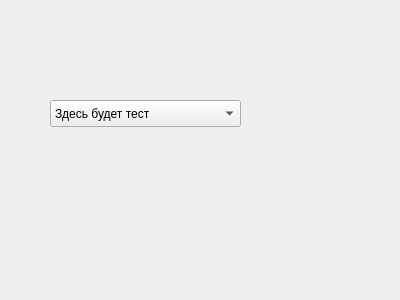
Old version of the form qt_ui/test.ui in the repository Laponina/learn_english.
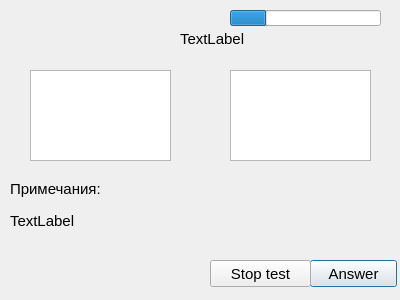
New version of the form.

The edit to the form file:
```diff
--- a/qt_ui/test.ui
+++ b/qt_ui/test.ui
@@ -13,25 +13,162 @@
   <property name="windowTitle">
    <string>Test</string>
   </property>
-  <widget class="QComboBox" name="comboBox">
+  <widget class="QPushButton" name="buttonANSWER">
    <property name="geometry">
     <rect>
-     <x>50</x>
-     <y>100</y>
-     <width>191</width>
+     <x>310</x>
+     <y>260</y>
+     <width>87</width>
      <height>27</height>
     </rect>
    </property>
-   <item>
-    <property name="text">
-     <string>Здесь будет тест</string>
-    </property>
-   </item>
-   <item>
-    <property name="text">
-     <string>ну или ваша реклама</string>
-    </property>
-   </item>
+   <property name="font">
+    <font>
+     <pointsize>11</pointsize>
+    </font>
+   </property>
+   <property name="text">
+    <string>Answer</string>
+   </property>
+  </widget>
+  <widget class="QPushButton" name="buttonSTOP">
+   <property name="geometry">
+    <rect>
+     <x>210</x>
+     <y>260</y>
+     <width>101</width>
+     <height>27</height>
+    </rect>
+   </property>
+   <property name="font">
+    <font>
+     <pointsize>11</pointsize>
+    </font>
+   </property>
+   <property name="text">
+    <string>Stop test</string>
+   </property>
+  </widget>
+  <widget class="QLabel" name="partProcess">
+   <property name="geometry">
+    <rect>
+     <x>180</x>
+     <y>30</y>
+     <width>71</width>
+     <height>17</height>
+    </rect>
+   </property>
+   <property name="font">
+    <font>
+     <pointsize>11</pointsize>
+    </font>
+   </property>
+   <property name="text">
+    <string>TextLabel</string>
+   </property>
+  </widget>
+  <widget class="QProgressBar" name="progress">
+   <property name="geometry">
+    <rect>
+     <x>230</x>
+     <y>10</y>
+     <width>151</width>
+     <height>16</height>
+    </rect>
+   </property>
+   <property name="value">
+    <number>24</number>
+   </property>
+   <property name="format">
+    <string/>
+   </property>
+  </widget>
+  <widget class="QLabel" name="notes">
+   <property name="geometry">
+    <rect>
+     <x>10</x>
+     <y>180</y>
+     <width>141</width>
+     <height>17</height>
+    </rect>
+   </property>
+   <property name="font">
+    <font>
+     <pointsize>11</pointsize>
+    </font>
+   </property>
+   <property name="text">
+    <string>Примечания:</string>
+   </property>
+  </widget>
+  <widget class="QLabel" name="remark">
+   <property name="geometry">
+    <rect>
+     <x>10</x>
+     <y>210</y>
+     <width>381</width>
+     <height>21</height>
+    </rect>
+   </property>
+   <property name="font">
+    <font>
+     <pointsize>11</pointsize>
+    </font>
+   </property>
+   <property name="text">
+    <string>TextLabel</string>
+   </property>
+  </widget>
+  <widget class="QLabel" name="error">
+   <property name="geometry">
+    <rect>
+     <x>220</x>
+     <y>170</y>
+     <width>151</width>
+     <height>17</height>
+    </rect>
+   </property>
+   <property name="font">
+    <font>
+     <pointsize>11</pointsize>
+    </font>
+   </property>
+   <property name="text">
+    <string/>
+   </property>
+  </widget>
+  <widget class="QTextEdit" name="translated_word">
+   <property name="geometry">
+    <rect>
+     <x>230</x>
+     <y>70</y>
+     <width>141</width>
+     <height>91</height>
+    </rect>
+   </property>
+   <property name="font">
+    <font>
+     <pointsize>12</pointsize>
+    </font>
+   </property>
+  </widget>
+  <widget class="QTextEdit" name="word">
+   <property name="geometry">
+    <rect>
+     <x>30</x>
+     <y>70</y>
+     <width>141</width>
+     <height>91</height>
+    </rect>
+   </property>
+   <property name="font">
+    <font>
+     <pointsize>12</pointsize>
+    </font>
+   </property>
+   <property name="readOnly">
+    <bool>true</bool>
+   </property>
   </widget>
  </widget>
  <resources/>
```
